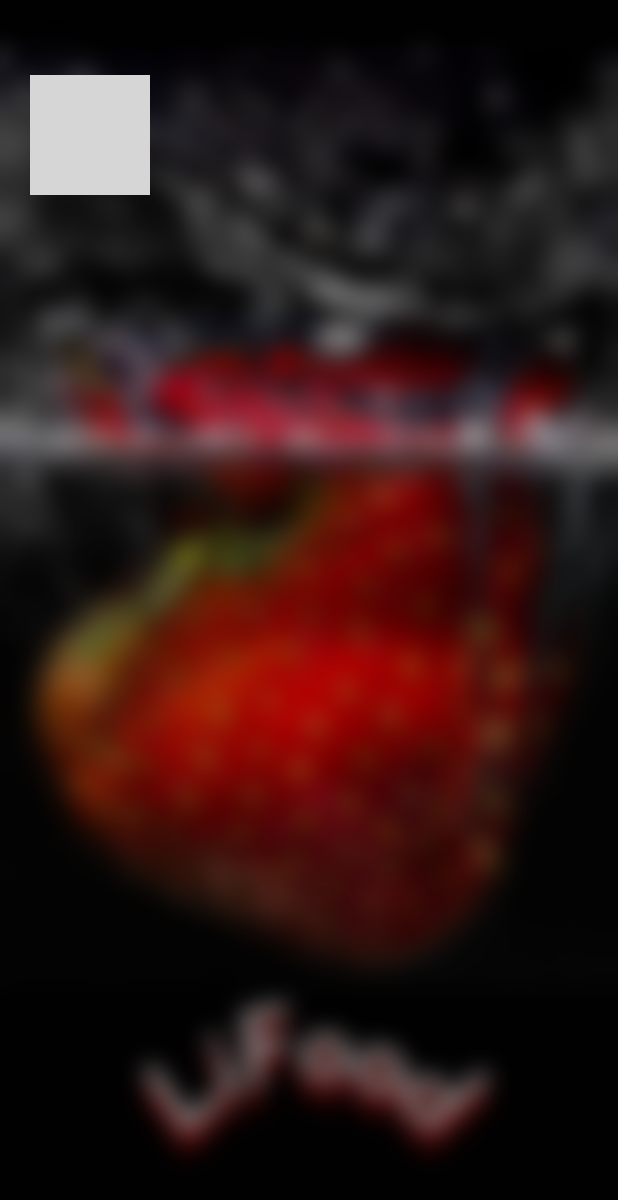
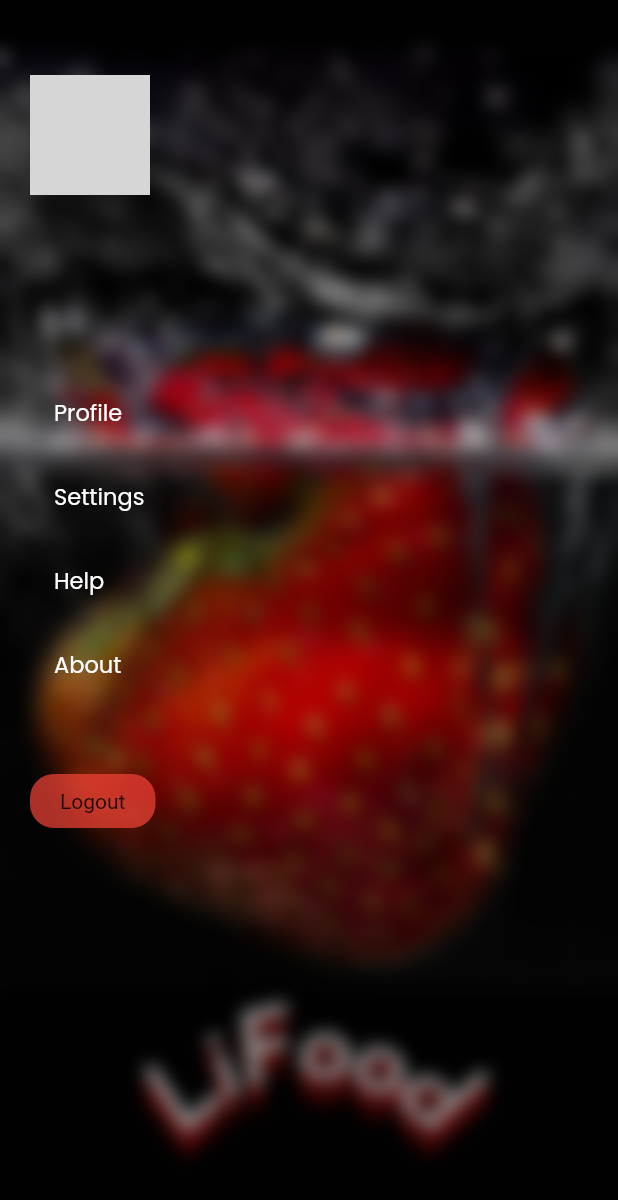
Before and after one commit to MarceloJSCesar/LiFood, a Flutter app: the DrawerBody screen opened directly, on a phone screen of 412 x 824 dp. Shown: the top 1200 px of the screen. Run offline on Flutter 3.47's test engine with Material 2 defaults, Android fonts, the phone set to English and light mode, and no system bars; our stand-ins replace chewie, flutter_mobx, google_fonts, mobx, shared_preferences, shimmer and 2 more; accounts and stored records are empty; generated files the repository leaves out were written again; network calls fail; grey boxes are pictures that could not be loaded.

Commit message:
debuging ... drawer transaction improved, drawer done

```diff
--- a/lifood/lib/app/components/home/drawer/drawer_body.dart
+++ b/lifood/lib/app/components/home/drawer/drawer_body.dart
@@ -2,6 +2,7 @@ import 'dart:ui';
 
 import 'package:flutter/material.dart';
 import 'package:lifood/app/config/app_image_assets.dart';
+import 'package:lifood/app/config/app_routes_name.dart';
 import 'package:lifood/app/config/app_textstyles.dart';
 import 'package:lifood/app/controllers/home/home_controller.dart';
 import 'package:lifood/app/services/auth/auth_service.dart';
@@ -51,7 +52,8 @@ class _DrawerBodyState extends State<DrawerBody> {
           default:
             final data = snapshot.data;
             if (snapshot.data != null) {
-              return Container(
+              return Scaffold(
+                body: Container(
                   width: MediaQuery.of(context).size.width,
                   height: MediaQuery.of(context).size.height,
                   decoration: BoxDecoration(
@@ -63,7 +65,7 @@ class _DrawerBodyState extends State<DrawerBody> {
                     ),
                   ),
                   child: BackdropFilter(
-                  filter: ImageFilter.blur(sigmaY: 8.0, sigmaX: 8.0),
+                    filter: ImageFilter.blur(sigmaY: 6.0, sigmaX: 6.0),
                     child: Container(
                       color: Colors.black.withOpacity(0.3),
                       child: SafeArea(
@@ -90,10 +92,68 @@ class _DrawerBodyState extends State<DrawerBody> {
                                 height: 6,
                               ),
                               Text(
-                              data['name'],
-                              style: AppTextStyles.authBottomTextStyle,
+                                data['name'] != null ? data['name'] : 'Thomas',
+                                style: AppTextStyles.homeDateTextStyle,
                               ),
+                              Expanded(
+                                child: Container(),
+                              ),
+                              ListTile(
+                                title: Text(
+                                  'Profile',
+                                  style: AppTextStyles.homeDrawerItemTextStyle,
+                                ),
+                                onTap: () => print('profile'),
+                              ),
+                              ListTile(
+                                title: Text(
+                                  'Settings',
+                                  style: AppTextStyles.homeDrawerItemTextStyle,
+                                ),
+                                onTap: () => print('Settings'),
+                              ),
+                              ListTile(
+                                title: Text(
+                                  'Help',
+                                  style: AppTextStyles.homeDrawerItemTextStyle,
+                                ),
+                                onTap: () => print('Help'),
+                              ),
+                              ListTile(
+                                title: Text(
+                                  'About',
+                                  style: AppTextStyles.homeDrawerItemTextStyle,
+                                ),
+                                onTap: () => print('About'),
+                              ),
+                              SizedBox(
+                                height: 25,
+                              ),
+                              GestureDetector(
+                                  child: Container(
+                                    padding: const EdgeInsets.symmetric(
+                                      vertical: 10,
+                                      horizontal: 20,
+                                    ),
+                                    margin: const EdgeInsets.symmetric(
+                                        vertical: 20),
+                                    decoration: BoxDecoration(
+                                      color: Colors.red.withOpacity(0.7),
+                                      borderRadius: BorderRadius.circular(16),
+                                    ),
+                                    child: Text('Logout'),
+                                  ),
+                                  onTap: () async {
+                                    _authService.logout('TOKEN', 'NAME');
+                                    Navigator.of(context).pushReplacementNamed(
+                                      AppRoutesNames.toLoginView,
+                                    );
+                                  }),
+                              Expanded(child: Container()),
+                              Expanded(child: Container()),
+                              Expanded(child: Container()),
                             ],
+                          ),
                         ),
                       ),
                     ),
--- a/lifood/lib/app/config/app_image_assets.dart
+++ b/lifood/lib/app/config/app_image_assets.dart
@@ -1,5 +1,5 @@
 class AppImagesAssets {
   static final String splashImagePath = 'assets/app/splash/LiFood.png';
   static final String homePersonPath =
-      'https://img1.pnghut.com/t/13/10/19/g1eEMAmVbT/customer-finger-user-experience-design-white-collar-worker-logo.jpg';
+      'https://dpbnri2zg3lc2.cloudfront.net/en/wp-content/uploads/2021/01/Why-take-UX-Fundamentals.jpg';
 }
--- a/lifood/lib/app/config/app_textstyles.dart
+++ b/lifood/lib/app/config/app_textstyles.dart
@@ -42,4 +42,9 @@ class AppTextStyles {
     fontSize: 15,
     color: Colors.white,
   );
+  // home -> drawer
+  static final TextStyle homeDrawerItemTextStyle = GoogleFonts.poppins(
+    fontSize: 15,
+    color: Colors.white,
+  );
 }
--- a/lifood/lib/app/lifood.dart
+++ b/lifood/lib/app/lifood.dart
@@ -17,7 +17,9 @@ class LiFood extends StatelessWidget {
       builder: (context, snapshot) {
         switch (snapshot.connectionState) {
           case ConnectionState.waiting:
-            return CustomCircularProgressIndicator();
+            return Center(
+              child: CustomCircularProgressIndicator(),
+            );
           default:
             if (snapshot.data['name'] != null &&
                 snapshot.data['token'] != null) {
```
Also changed, not shown: lifood/lib/app/components/home/home_body.dart (+7 -4 lines), lifood/lib/app/views/home/home_view.dart (+36 -1 lines). Lines whose indentation alone changed are shown as unchanged.
